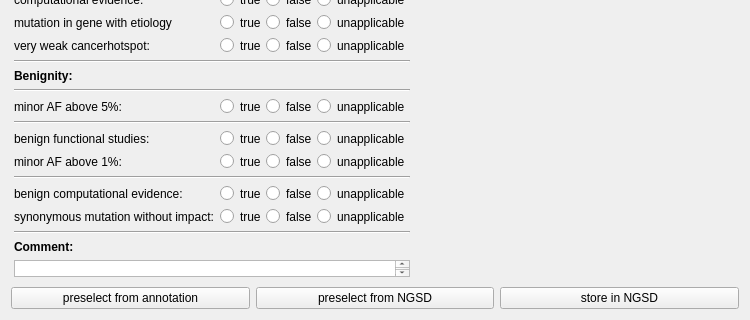
Old version of the form src/GSvar/SomaticVariantInterpreterWidget.ui in the repository imgag/ngs-bits; both pictures show x 0 to 750 and y 313 to 633 of the 750 by 633 pixel window.
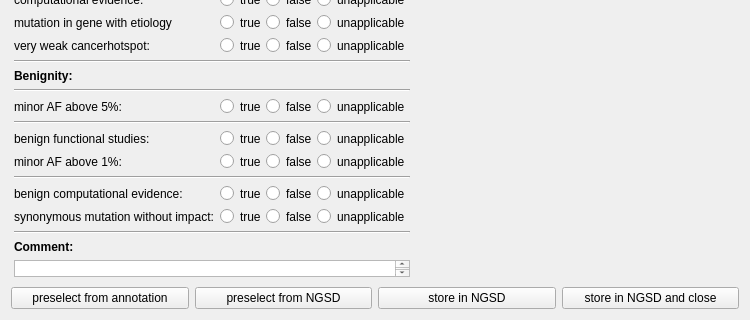
New version of the form.

Commit message: SomaticViccClasification: add saveAndClose Button.

```diff
--- a/src/GSvar/SomaticVariantInterpreterWidget.ui
+++ b/src/GSvar/SomaticVariantInterpreterWidget.ui
@@ -276,6 +276,13 @@
        </property>
       </widget>
      </item>
+     <item>
+      <widget class="QPushButton" name="button_store_and_close">
+       <property name="text">
+        <string>store in NGSD and close</string>
+       </property>
+      </widget>
+     </item>
     </layout>
    </item>
    <item row="1" column="0">
```
Left out of the diff: 16 changed lines with no effect on the pictures. The commit also changes 3 other files.
